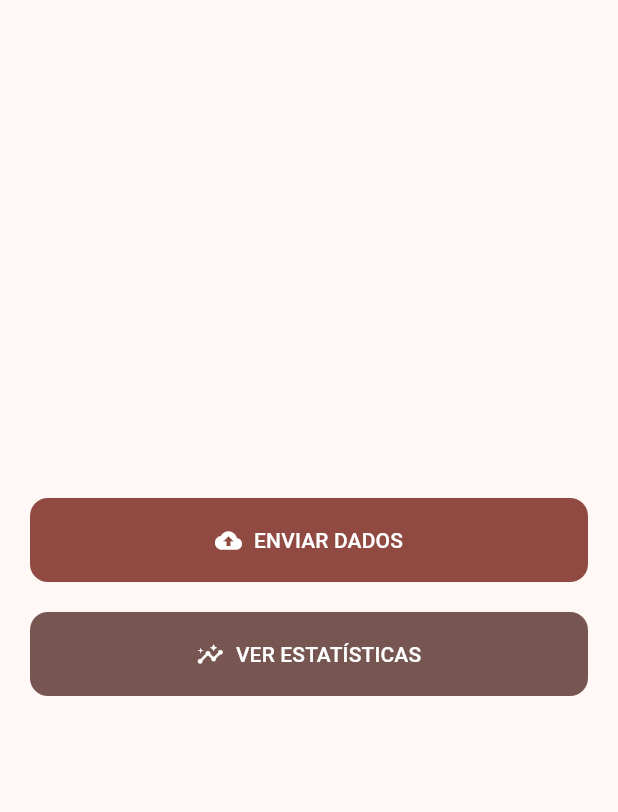
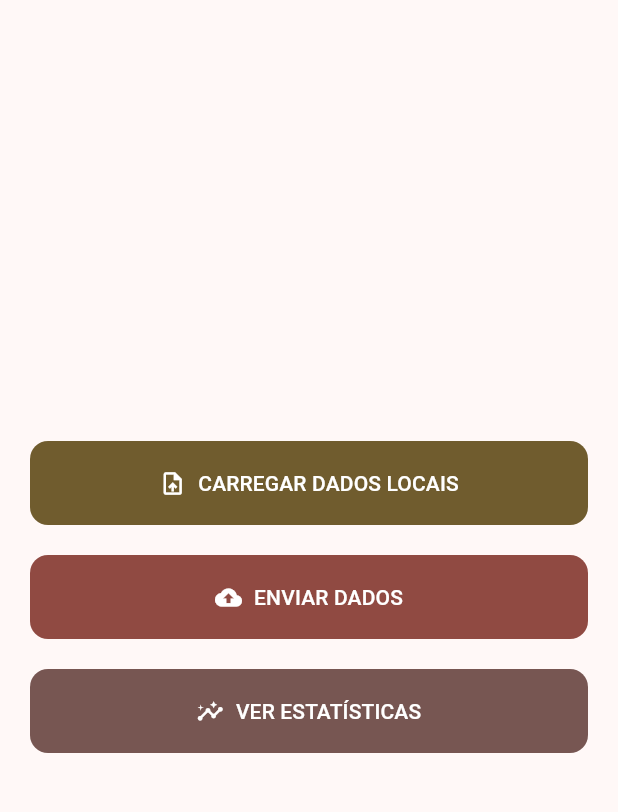
Before and after one commit to jonathanSLimaRio/JavaFlutter, a Flutter app: the screen it shows after launch, on a phone screen of 412 x 824 dp, the part 63-875 px from its top. Run offline on Flutter 3.47's test engine with Material 3 defaults, Android fonts, the light colour scheme and no system bars; our stand-ins replace file_picker, flutter_bloc, syncfusion_flutter_charts.

Commit message:
enviar dados locais

```diff
--- a/bloodflutter/lib/blocs/donor_bloc.dart
+++ b/bloodflutter/lib/blocs/donor_bloc.dart
@@ -10,6 +10,7 @@ class DonorBloc extends Bloc<DonorEvent, DonorState> {
 
   DonorBloc(this._service) : super(DonorInitial()) {
     on<UploadDonors>(_handleUploadDonors);
+    on<UploadLocalDonors>(_handleUploadLocalDonors);
     on<LoadStats>(_handleLoadStats);
   }
 
@@ -20,6 +21,19 @@ class DonorBloc extends Bloc<DonorEvent, DonorState> {
     try {
       emit(DonorLoading());
       await _service.uploadDonors(event.filePath);
+      emit(DonorUploadSuccess());
+    } catch (e) {
+      emit(DonorError(e.toString()));
+    }
+  }
+
+  FutureOr<void> _handleUploadLocalDonors(
+    UploadLocalDonors event,
+    Emitter<DonorState> emit,
+  ) async {
+    try {
+      emit(DonorLoading());
+      await _service.uploadLocalDonors();
       emit(DonorUploadSuccess());
     } catch (e) {
       emit(DonorError(e.toString()));
--- a/bloodflutter/lib/blocs/donor_event.dart
+++ b/bloodflutter/lib/blocs/donor_event.dart
@@ -7,4 +7,6 @@ class UploadDonors extends DonorEvent {
   UploadDonors(this.filePath);
 }
 
+class UploadLocalDonors extends DonorEvent {}
+
 class LoadStats extends DonorEvent {}
--- a/bloodflutter/lib/views/home_screen.dart
+++ b/bloodflutter/lib/views/home_screen.dart
@@ -28,6 +28,8 @@ class HomeScreen extends StatelessWidget {
         child: Column(
           mainAxisAlignment: MainAxisAlignment.center,
           children: [
+            _buildLocalUploadButton(context),
+            const SizedBox(height: 20),
             _buildUploadButton(context),
             const SizedBox(height: 20),
             _buildStatsButton(context),
@@ -94,4 +96,24 @@ class HomeScreen extends StatelessWidget {
       },
     );
   }
+
+  Widget _buildLocalUploadButton(BuildContext context) {
+    return SizedBox(
+      width: double.infinity,
+      child: FilledButton.icon(
+        icon: const Icon(Icons.upload_file),
+        label: const Text('CARREGAR DADOS LOCAIS'),
+        style: FilledButton.styleFrom(
+          padding: const EdgeInsets.symmetric(vertical: 18),
+          shape: RoundedRectangleBorder(
+            borderRadius: BorderRadius.circular(12),
+          ),
+          backgroundColor: Theme.of(context).colorScheme.tertiary,
+        ),
+        onPressed: () {
+          context.read<DonorBloc>().add(UploadLocalDonors());
+        },
+      ),
+    );
+  }
 }
--- a/bloodflutter/pubspec.yaml
+++ b/bloodflutter/pubspec.yaml
@@ -66,7 +66,8 @@ flutter:
   # assets:
   #   - images/a_dot_burr.jpeg
   #   - images/a_dot_ham.jpeg
-
+  assets:
+    - data/data.json
   # An image asset can refer to one or more resolution-specific "variants", see
   # https://flutter.dev/to/resolution-aware-images
 
```
Also changed, not shown: bloodflutter/lib/services/blood_bank_service.dart (+25 -0 lines).
